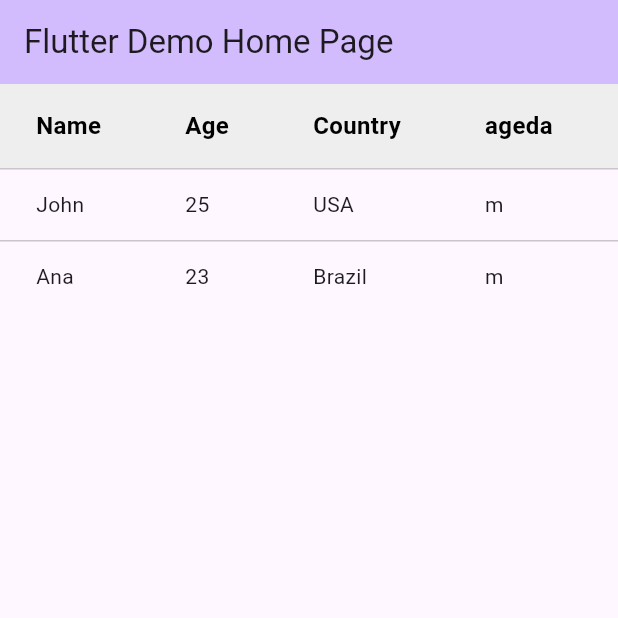
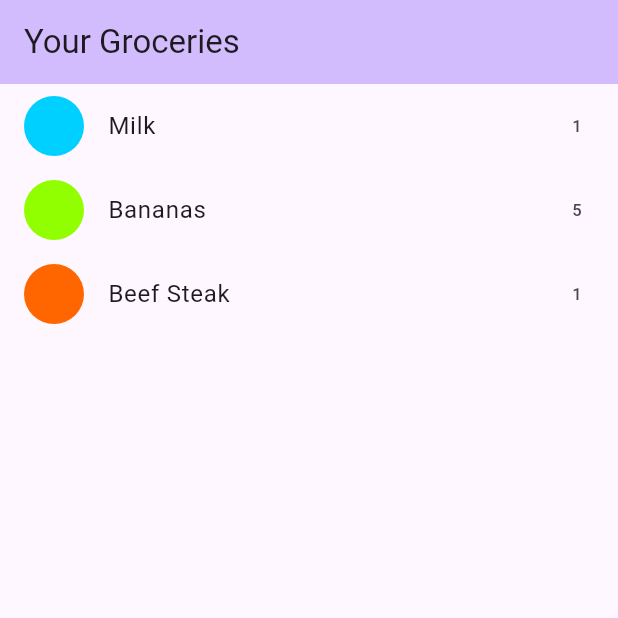
Before and after one commit to ivansiuzzz/shopping_shop, a Flutter app: the screen it shows after launch, on a phone screen of 412 x 824 dp, the top half of it. Run offline on Flutter 3.47's test engine with Material 2 defaults, Android fonts, the phone set to English and light mode, and no system bars; our stand-ins replace transparent_image.

Commit message:
list view

```diff
--- a/lib/main.dart
+++ b/lib/main.dart
@@ -1,5 +1,5 @@
 import 'package:flutter/material.dart';
-import 'package:shoppingshop/commonWidgets/DynamicTable.dart';
+import 'package:shoppingshop/data/dummy_items.dart';
 
 void main() {
   runApp(const MyApp());
@@ -12,12 +12,12 @@
   @override
   Widget build(BuildContext context) {
     return MaterialApp(
-      title: 'Flutter Demo',
+      title: 'Your Groceries',
       theme: ThemeData(
         colorScheme: ColorScheme.fromSeed(seedColor: Colors.deepPurple),
         useMaterial3: true,
       ),
-      home: const MyHomePage(title: 'Flutter Demo Home Page'),
+      home: const MyHomePage(title: 'Your Groceries'),
     );
   }
 }
@@ -30,14 +30,6 @@
 }
 
 class _MyHomePageState extends State<MyHomePage> {
-  int _counter = 0;
-
-  void _incrementCounter() {
-    setState(() {
-      _counter++;
-    });
-  }
-
   @override
   Widget build(BuildContext context) {
     return Scaffold(
@@ -45,24 +37,16 @@
         backgroundColor: Theme.of(context).colorScheme.inversePrimary,
         title: Text(widget.title),
       ),
-      body: DynamicTable(
-        data: [
-          {
-            'Name': 'John',
-            'Age': '25',
-            'Country': 'USA',
-            "ageda": "m",
-            "量": "m"
-          },
-          {
-            'Name': 'Ana',
-            'Age': '23',
-            'Country': 'Brazil',
-            "ageda": "m",
-            "量": "m"
-          },
-          // Add more data maps here
-        ],
+      body: ListView.builder(
+        itemCount: groceryItems.length,
+        itemBuilder: (ctx, index) => ListTile(
+          leading: CircleAvatar(
+            backgroundColor: groceryItems[index].category.color,
+          ),
+          title: Text(groceryItems[index].name),
+          trailing: Text(groceryItems[index].quantity.toString()),
+          onTap: () {},
+        ),
       ),
     );
   }
```
